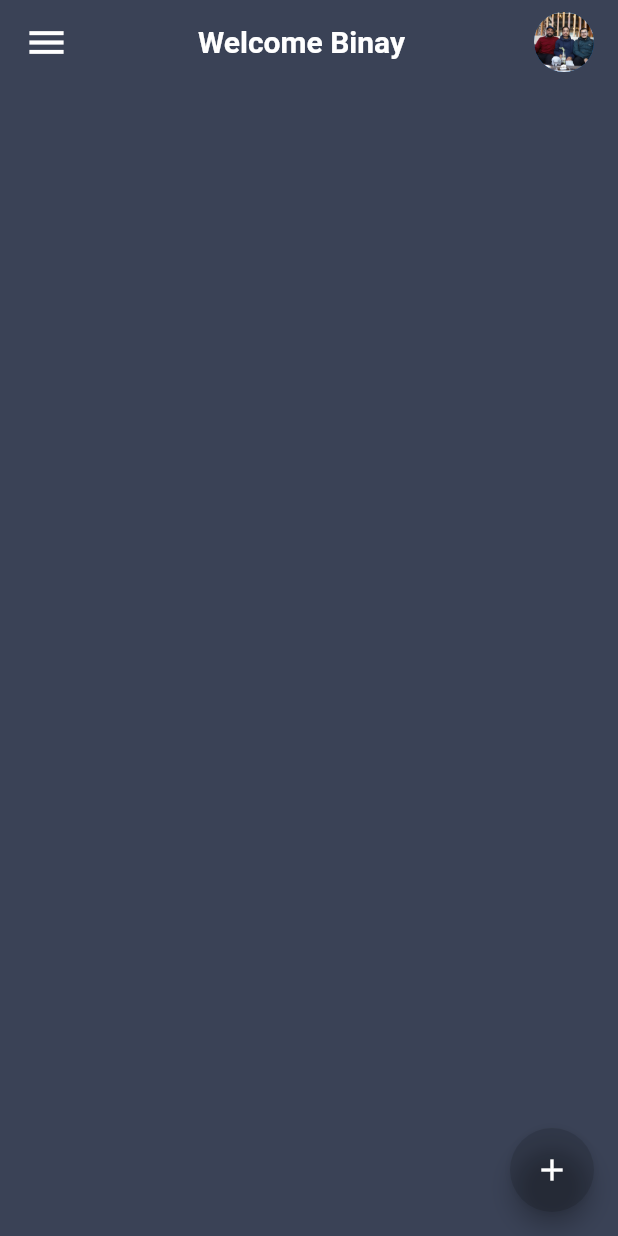
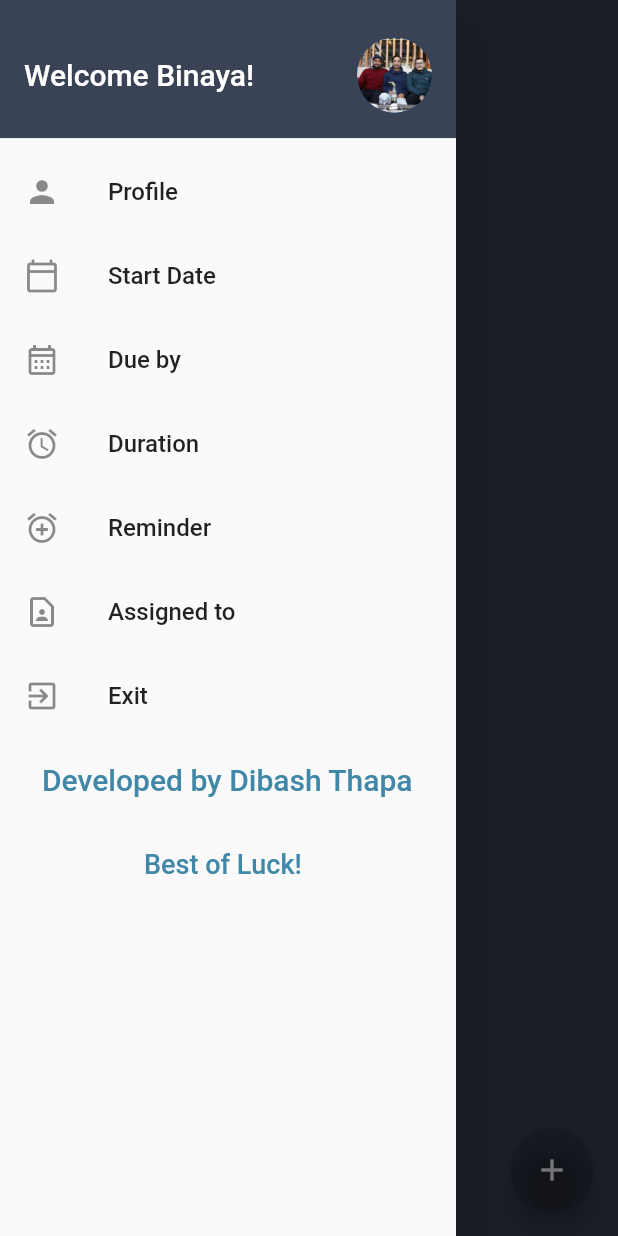
Before and after one commit to DibashThapa10/todo_app, a Flutter app: the screen it shows after launch, with the side drawer open (before the commit the screen has no drawer), on a phone screen of 412 x 824 dp. Run offline on Flutter 3.47's test engine with Material 2 defaults, Android fonts, the phone set to English and light mode, and no system bars; our stand-ins replace shared_preferences.

Commit message:
add drawer and UI changes

```diff
--- a/lib/features/homepage/presentation/pages/home_page.dart
+++ b/lib/features/homepage/presentation/pages/home_page.dart
@@ -5,6 +5,8 @@ import 'package:flutter/material.dart';
 import 'package:shared_preferences/shared_preferences.dart';
 import 'package:todo_app/features/homepage/data/models/todo.dart';
 import 'package:todo_app/features/homepage/presentation/pages/todo_view.dart';
+
+import '../widgets/menu_drawer.dart';
 
 class HomePage extends StatefulWidget {
   const HomePage({Key? key}) : super(key: key);
@@ -52,26 +54,16 @@ class _HomePageState extends State<HomePage> {
       appBar: AppBar(
         backgroundColor: const Color.fromRGBO(58, 66, 86, 1.0),
         elevation: 0,
-        title: Row(
-          mainAxisAlignment: MainAxisAlignment.spaceBetween,
-          children: const [
-            Icon(
-              Icons.menu,
-              size: 30,
-            ),
-            Text(
-              "Welcome Binay",
-              style: TextStyle(
-                fontWeight: FontWeight.bold,
-                fontSize: 20,
-              ),
-            ),
-            CircleAvatar(
-              backgroundImage: AssetImage("assets/birthday.jpg"),
-            ),
-          ],
+        centerTitle: true,
+        title: const Text(
+          "Todo App",
+          style: TextStyle(
+            fontWeight: FontWeight.bold,
+            fontSize: 20,
+          ),
         ),
       ),
+      drawer: MenuDrawer(appcolor: appcolor),
       body: ListView.builder(
           scrollDirection: Axis.vertical,
           itemCount: todos.length,
@@ -147,7 +139,7 @@ class _HomePageState extends State<HomePage> {
             ),
             todo.status ?? false
                 ? const Icon(
-                    Icons.verified,
+                    Icons.done,
                     color: Colors.greenAccent,
                   )
                 : Container()
@@ -194,6 +186,7 @@ class _HomePageState extends State<HomePage> {
               ],
             ));
   }
+}
 
   // return Scaffold(
   //   appBar: AppBar(
@@ -363,4 +356,3 @@ class _HomePageState extends State<HomePage> {
   //     _foundToDo = results;
   //   });
   // }
-}
--- /dev/null
+++ b/lib/features/homepage/presentation/widgets/list_drawer.dart
@@ -0,0 +1,22 @@
+import 'package:flutter/material.dart';
+
+class DrawerList extends StatelessWidget {
+  final String text;
+  final Icon icon;
+  final Function()? ontap;
+
+  const DrawerList(
+      {super.key, required this.text, required this.icon, this.ontap});
+
+  @override
+  Widget build(BuildContext context) {
+    return ListTile(
+      leading: icon,
+      title: Text(
+        text,
+        style: const TextStyle(fontSize: 16),
+      ),
+      onTap: ontap,
+    );
+  }
+}
--- /dev/null
+++ b/lib/features/homepage/presentation/widgets/menu_drawer.dart
@@ -0,0 +1,121 @@
+import 'package:flutter/material.dart';
+import 'package:flutter/services.dart';
+
+import 'list_drawer.dart';
+
+class MenuDrawer extends StatelessWidget {
+  const MenuDrawer({
+    super.key,
+    required this.appcolor,
+  });
+
+  final Color appcolor;
+  void exitApp() {
+    SystemNavigator.pop();
+  }
+
+  @override
+  Widget build(BuildContext context) {
+    return Drawer(
+      child: ListView(children: [
+        SizedBox(
+          height: 100,
+          child: DrawerHeader(
+            decoration: BoxDecoration(color: appcolor),
+            child: Row(
+              mainAxisAlignment: MainAxisAlignment.spaceBetween,
+              children: const [
+                Text(
+                  'Welcome Binaya!',
+                  style: TextStyle(color: Colors.white, fontSize: 20),
+                ),
+                CircleAvatar(
+                  radius: 25,
+                  backgroundImage: AssetImage("assets/birthday.jpg"),
+                ),
+              ],
+            ),
+          ),
+        ),
+        DrawerList(
+          icon: const Icon(Icons.person),
+          text: 'Profile',
+          ontap: () {},
+        ),
+        DrawerList(
+          icon: const Icon(Icons.calendar_today_outlined),
+          text: 'Start Date',
+          ontap: () {},
+        ),
+        DrawerList(
+          icon: const Icon(Icons.calendar_month_outlined),
+          text: 'Due by',
+          ontap: () {},
+        ),
+        DrawerList(
+          icon: const Icon(Icons.access_alarm_outlined),
+          text: 'Duration',
+          ontap: () {},
+        ),
+        DrawerList(
+          icon: const Icon(Icons.alarm_add_outlined),
+          text: 'Reminder',
+          ontap: () {},
+        ),
+        DrawerList(
+          icon: const Icon(Icons.contact_page_outlined),
+          text: 'Assigned to',
+          ontap: () {},
+        ),
+        DrawerList(
+          text: 'Exit',
+          icon: const Icon(Icons.exit_to_app_outlined),
+          ontap: () {
+            showDialog(
+                context: context,
+                builder: (BuildContext context) {
+                  return AlertDialog(
+                    title: const Text('Confirm Exit'),
+                    content: const Text('Do you really want to exit the app?'),
+                    actions: [
+                      TextButton(
+                          onPressed: () {
+                            Navigator.of(context).pop();
+                          },
+                          child: const Text('No')),
+                      ElevatedButton(
+                          onPressed: () {
+                            Navigator.of(context).pop();
+                            exitApp();
+                          },
+                          child: const Text('Yes'))
+                    ],
+                  );
+                });
+          },
+        ),
+        Padding(
+          padding: const EdgeInsets.symmetric(horizontal: 12),
+          child: ListTile(
+            title: const Text(
+              'Developed by Dibash Thapa',
+              style: TextStyle(
+                  fontSize: 20, color: Color.fromARGB(255, 65, 135, 167)),
+            ),
+            onTap: () {},
+          ),
+        ),
+        const Padding(
+          padding: EdgeInsets.symmetric(horizontal: 80),
+          child: ListTile(
+            title: Text(
+              'Best of Luck!',
+              style: TextStyle(
+                  fontSize: 18, color: Color.fromARGB(255, 65, 135, 167)),
+            ),
+          ),
+        ),
+      ]),
+    );
+  }
+}
```
